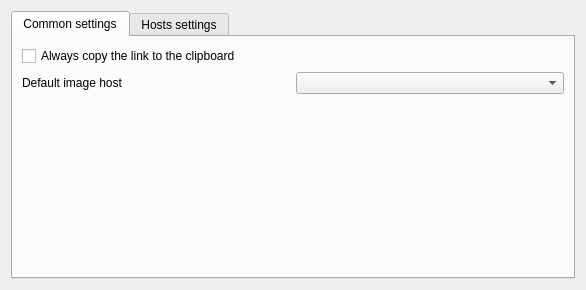
Qt form src/modules/uploader/uploaderconfigwidget.ui (lxqt/screengrab) before a commit.
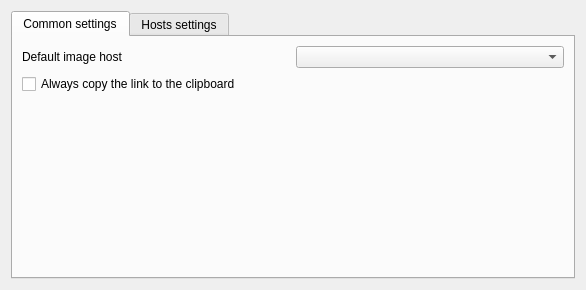
The same form after that commit.

Commit message: Move the clipboard setting below the default host. issue #28

Patch:
```diff
--- a/src/modules/uploader/uploaderconfigwidget.ui
+++ b/src/modules/uploader/uploaderconfigwidget.ui
@@ -24,13 +24,6 @@
        <string>Common settings</string>
       </attribute>
       <layout class="QVBoxLayout" name="verticalLayout_3">
-       <item>
-        <widget class="QCheckBox" name="checkAutoCopyMainLink">
-         <property name="text">
-          <string>Always copy the link to the clipboard</string>
-         </property>
-        </widget>
-       </item>
        <item>
         <layout class="QHBoxLayout" name="horizontalLayout_2">
          <item>
@@ -45,6 +38,13 @@
          </item>
         </layout>
        </item>
+       <item>
+        <widget class="QCheckBox" name="checkAutoCopyMainLink">
+         <property name="text">
+          <string>Always copy the link to the clipboard</string>
+         </property>
+        </widget>
+       </item>
        <item>
         <spacer name="verticalSpacer">
          <property name="orientation">
```
